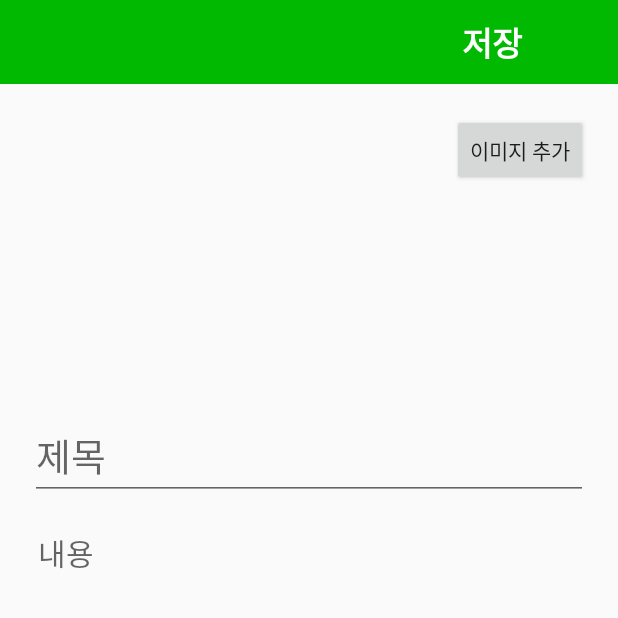
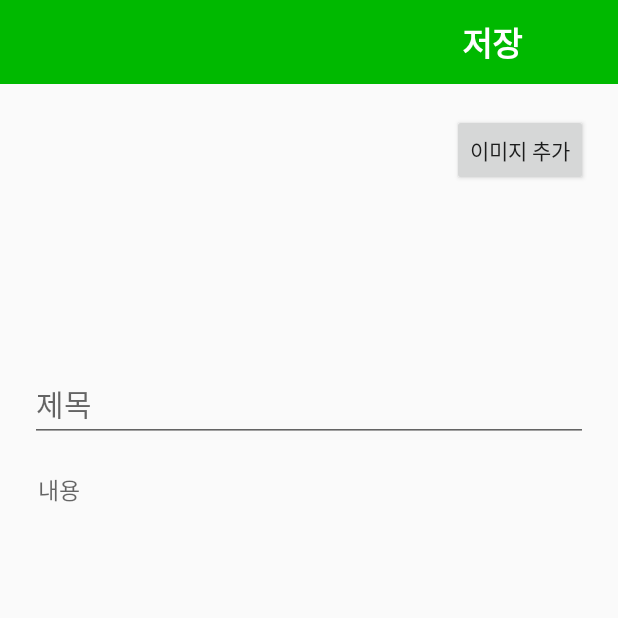
Before and after one commit to gangslee/Programmers_Challenge_Line, an Android app: the screen it shows after launch (WriteActivity), after a tap on an icon or button, on a phone screen of 412 x 824 dp, the top half of it. Run offline under Robolectric (Android 15) with nearby library versions, the phone set to English and light mode, and no system bars; our stand-ins replace Room's generated code; libraries missing offline, so code that uses them is left out: com.gun0912.tedpermission, gun0912.tedimagepicker.builder; 1 statement that could not run was skipped.

Commit message:
Complete Main Page's Recyclerview
Complete Main Page's Recyclerview

```diff
--- a/app/build.gradle
+++ b/app/build.gradle
@@ -55,6 +55,4 @@ dependencies {
 
     implementation "androidx.lifecycle:lifecycle-extensions:$lifecycle_version" //viewmodel
 
-    kapt 'androidx.databinding:databinding-compiler-common:5.4.1'
-
 }
--- a/app/src/main/java/com/example/myapplication/MainActivity.kt
+++ b/app/src/main/java/com/example/myapplication/MainActivity.kt
@@ -1,21 +1,53 @@
 package com.example.myapplication
 
+import android.content.Context
 import android.content.Intent
 import androidx.appcompat.app.AppCompatActivity
 import android.os.Bundle
+import android.widget.Toast
+import androidx.lifecycle.Observer
+import androidx.lifecycle.ViewModelProvider
+import androidx.recyclerview.widget.LinearLayoutManager
+import com.example.myapplication.aboutDB.PostData
+import com.example.myapplication.adapters.AddImgAdapter
+import com.example.myapplication.adapters.AddMemoAdapter
+import com.example.myapplication.classes.MemoFormat
+import com.gun0912.tedpermission.PermissionListener
+import com.gun0912.tedpermission.TedPermission
 import kotlinx.android.synthetic.main.activity_main.*
+import kotlinx.android.synthetic.main.activity_write.*
+import java.util.ArrayList
 
 class MainActivity : AppCompatActivity() {
 
   var writeIntent = Intent()
+  var memoFormatList : ArrayList<PostData> = arrayListOf()
+  var memoAdapter : AddMemoAdapter = AddMemoAdapter(this, memoFormatList)
 
   override fun onCreate(savedInstanceState: Bundle?) {
     super.onCreate(savedInstanceState)
     setContentView(R.layout.activity_main)
+
+    val lm = LinearLayoutManager(this@MainActivity)
+    memoList.layoutManager = lm
+    memoList.setHasFixedSize(true)
+    memoList.adapter = memoAdapter
+
+    val viewModel = ViewModelProvider(this).get(MainViewModel::class.java)
+    viewModel.getAll().observe(this, Observer {
+      memoFormatList.addAll(it)
+      memoAdapter.notifyDataSetChanged()
+    })
 
     fab.setOnClickListener {
       writeIntent = Intent(applicationContext, WriteActivity::class.java)
       startActivity(writeIntent)
     }
   }
+
+
+  private fun Context.toast(message:String){
+    Toast.makeText(applicationContext,message, Toast.LENGTH_LONG).show()
+  }
+
 }
--- a/app/src/main/java/com/example/myapplication/adapters/AddImgAdapter.kt
+++ b/app/src/main/java/com/example/myapplication/adapters/AddImgAdapter.kt
@@ -33,10 +33,10 @@ class AddImgAdapter(private val context: Context, data : ArrayList<String>) : Re
     }
 
     override fun onBindViewHolder(holder: ListItemViewHolder, position: Int) {
+        if(position == 0) holder.icon?.visibility = View.VISIBLE
         val options = RequestOptions()
             .centerCrop()
             .diskCacheStrategy(DiskCacheStrategy.ALL)
-        if(position == 0) holder.icon?.visibility = View.VISIBLE
         Glide.with(context).load(Image[position]).apply(options).into(holder.img as ImageView)
         holder.bt?.setOnClickListener {
             btClick?.btClick(position)
--- /dev/null
+++ b/app/src/main/java/com/example/myapplication/classes/MemoFormat.kt
@@ -0,0 +1,3 @@
+package com.example.myapplication.classes
+
+class MemoFormat(val memoTitle : String, val memoContent : String, val imageList : ArrayList<String>, val date : String)
--- a/app/src/main/res/layout/activity_main.xml
+++ b/app/src/main/res/layout/activity_main.xml
@@ -7,6 +7,11 @@
     android:layout_height="match_parent"
     tools:context=".MainActivity">
 
+  <androidx.recyclerview.widget.RecyclerView
+      android:id="@+id/memoList"
+      android:layout_width="match_parent"
+      android:layout_height="match_parent"
+      android:layout_margin="10dp"/>
 
   <com.google.android.material.floatingactionbutton.FloatingActionButton
       android:id="@+id/fab"
--- a/app/src/main/res/layout/activity_write.xml
+++ b/app/src/main/res/layout/activity_write.xml
@@ -1,20 +1,16 @@
 <?xml version="1.0" encoding="utf-8"?>
-<layout
-    xmlns:android="http://schemas.android.com/apk/res/android"
-    xmlns:tools="http://schemas.android.com/tools">
 
-    <data>
 
-    </data>
-
-    <RelativeLayout
+<RelativeLayout xmlns:android="http://schemas.android.com/apk/res/android"
+    xmlns:tools="http://schemas.android.com/tools"
     android:layout_width="match_parent"
     android:layout_height="match_parent"
     tools:context=".WriteActivity">
 
-        <include layout="@layout/write_actionbar"
+    <include
+        layout="@layout/write_actionbar"
         android:layout_width="match_parent"
-            android:layout_height="wrap_content"/>
+        android:layout_height="wrap_content" />
 
     <Button
         android:id="@+id/addImageBt"
@@ -26,44 +22,41 @@
         android:text="@string/addImageBt" />
 
     <androidx.recyclerview.widget.RecyclerView
+        android:id="@+id/imageList"
         android:layout_width="match_parent"
-                android:layout_height="120dp"
+        android:layout_height="100dp"
         android:layout_below="@+id/addImageBt"
+        android:layout_marginStart="20dp"
         android:layout_marginTop="10dp"
-                android:layout_marginBottom="10dp"
-                android:layout_marginStart="20dp"
-                android:layout_marginEnd="20dp"
-                android:id="@+id/imageList">
-
-            </androidx.recyclerview.widget.RecyclerView>
-
-
+        android:layout_marginEnd="20dp"/>
 
     <EditText
         android:id="@+id/writeTitleText"
         android:layout_width="match_parent"
         android:layout_height="wrap_content"
         android:layout_below="@+id/imageList"
+        android:layout_marginStart="20dp"
         android:layout_marginTop="10dp"
+        android:layout_marginEnd="20dp"
         android:layout_marginBottom="10dp"
-            android:layout_marginStart="20dp"
-            android:layout_marginEnd="20dp"
+        android:imeOptions="actionNext"
         android:hint="@string/writeTitleText"
-            android:textSize="25sp" />
+        android:textSize="20sp" />
 
     <EditText
         android:id="@+id/writeDetailText"
         android:layout_width="match_parent"
-            android:layout_height="wrap_content"
+        android:layout_height="match_parent"
         android:layout_below="@+id/writeTitleText"
         android:layout_marginStart="20dp"
         android:layout_marginTop="10dp"
         android:layout_marginEnd="20dp"
+        android:layout_marginBottom="10dp"
+        android:gravity="top"
         android:background="@null"
         android:hint="@string/writeDetailText"
         android:paddingStart="5dp"
         android:paddingEnd="5dp"
-            android:textSize="20sp" />
+        android:textSize="15sp" />
 
 </RelativeLayout>
-</layout>
--- a/app/src/main/res/values/colors.xml
+++ b/app/src/main/res/values/colors.xml
@@ -4,4 +4,5 @@
     <color name="colorPrimaryDark">#00574B</color>
     <color name="colorAccent">#D81B60</color>
     <color name="memoLineMain">#00B900</color>
+    <color name="colorBorder">#aaaaaa</color>
 </resources>
```
Also changed, not shown: app/src/main/java/com/example/myapplication/WriteActivity.kt (+25 -8 lines), app/src/main/java/com/example/myapplication/adapters/AddMemoAdapter.kt (added, +57 -0 lines), app/src/main/res/drawable/border_layout.xml (added, +14 -0 lines), app/src/main/res/drawable/border_thumbnail.xml (added, +14 -0 lines), app/src/main/res/layout/memo_format.xml (added, +50 -0 lines). Lines whose indentation alone changed are shown as unchanged.
